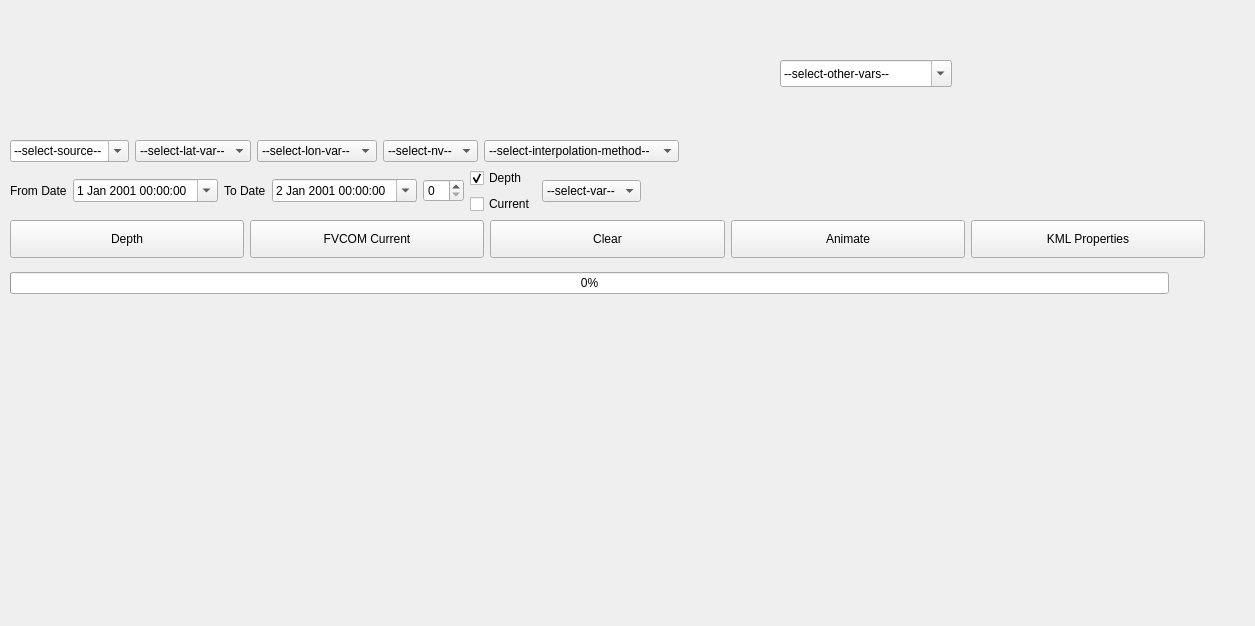
Before: the Qt Designer form ui/mapwindow.ui in epifanio/planetsasha, drawn with Qt 5.
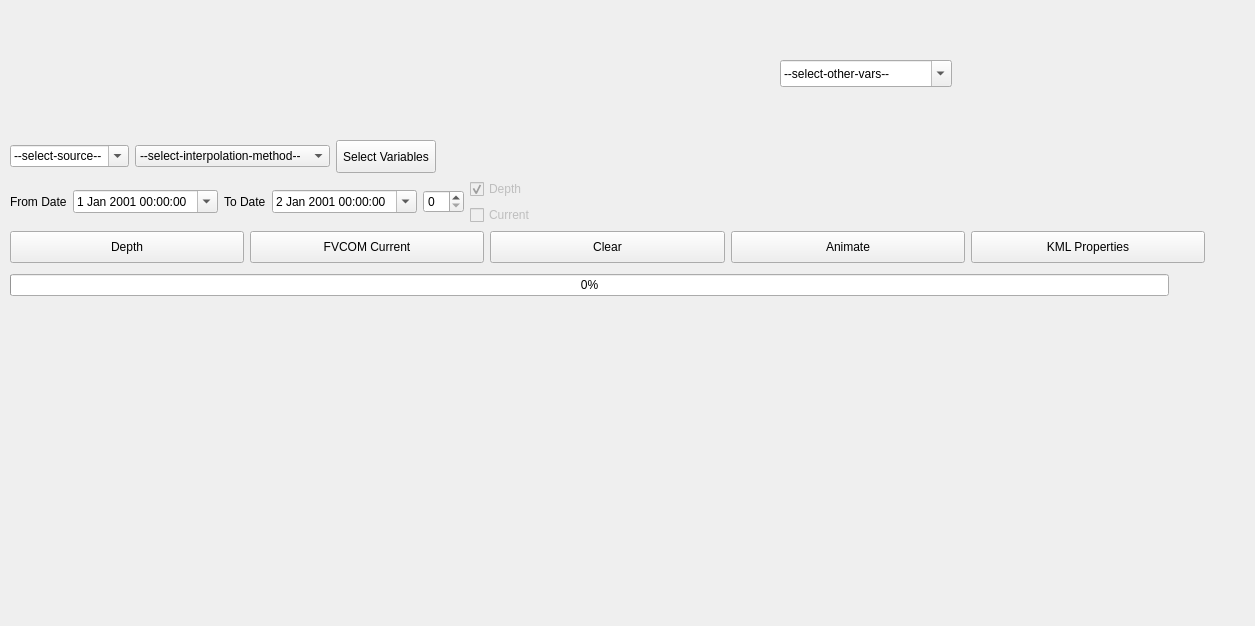
After: the same form once the commit is applied. Icons and pictures are not drawn.

Commit message: moved var selection to a dialog

Diff of the .ui file:
```diff
--- a/ui/mapwindow.ui
+++ b/ui/mapwindow.ui
@@ -53,33 +53,6 @@
         </item>
        </widget>
       </item>
-      <item>
-       <widget class="QComboBox" name="cmbLat">
-        <item>
-         <property name="text">
-          <string>--select-lat-var--</string>
-         </property>
-        </item>
-       </widget>
-      </item>
-      <item>
-       <widget class="QComboBox" name="cmbLon">
-        <item>
-         <property name="text">
-          <string>--select-lon-var--</string>
-         </property>
-        </item>
-       </widget>
-      </item>
-      <item>
-       <widget class="QComboBox" name="cmbNvVars">
-        <item>
-         <property name="text">
-          <string>--select-nv--</string>
-         </property>
-        </item>
-       </widget>
-      </item>
       <item>
        <widget class="QComboBox" name="cmbInterpMethod">
         <item>
@@ -109,6 +82,25 @@
         </item>
        </widget>
       </item>
+      <item>
+       <widget class="QPushButton" name="btSelectVars">
+        <property name="sizePolicy">
+         <sizepolicy hsizetype="Minimum" vsizetype="Minimum">
+          <horstretch>0</horstretch>
+          <verstretch>0</verstretch>
+         </sizepolicy>
+        </property>
+        <property name="minimumSize">
+         <size>
+          <width>100</width>
+          <height>0</height>
+         </size>
+        </property>
+        <property name="text">
+         <string>Select Variables</string>
+        </property>
+       </widget>
+      </item>
       <item>
        <spacer name="horizontalSpacer_3">
         <property name="orientation">
@@ -175,6 +167,9 @@
        <layout class="QVBoxLayout" name="verticalLayout_2">
         <item>
          <widget class="QCheckBox" name="chkDepth">
+          <property name="enabled">
+           <bool>false</bool>
+          </property>
           <property name="text">
            <string>Depth</string>
           </property>
@@ -191,6 +186,9 @@
         </item>
         <item>
          <widget class="QCheckBox" name="chkCurrent">
+          <property name="enabled">
+           <bool>false</bool>
+          </property>
           <property name="text">
            <string>Current</string>
           </property>
@@ -204,15 +202,6 @@
         </item>
        </layout>
       </item>
-      <item>
-       <widget class="QComboBox" name="comboBox_2">
-        <item>
-         <property name="text">
-          <string>--select-var--</string>
-         </property>
-        </item>
-       </widget>
-      </item>
       <item>
        <spacer name="horizontalSpacer_4">
         <property name="orientation">
```
The commit also changes 4 other files.
